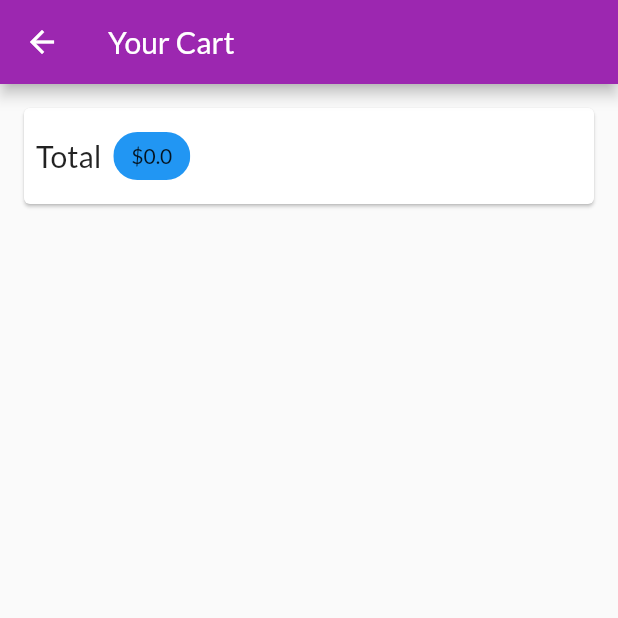
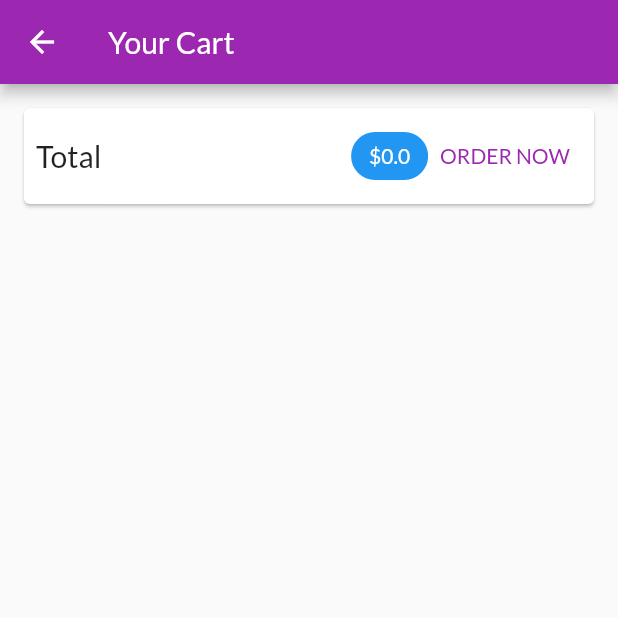
Before and after one commit to ImrulEmon/Bazaar, a Flutter app: the CartScreen screen opened by its route, on a phone screen of 412 x 824 dp, the top half of it. Run offline on Flutter 3.47's test engine with Material 2 defaults, Android fonts, the phone set to English and light mode, and no system bars; network calls fail.

Commit message:
Cart Item list

```diff
--- a/lib/main.dart
+++ b/lib/main.dart
@@ -35,7 +35,7 @@ class MyApp extends StatelessWidget {
         home: const ProductOverviewScreen(),
         routes: {
           ProductDetailScreen.routeName: (ctx) => const ProductDetailScreen(),
-          CartScreen.routeName: (ctx) => CartScreen(),
+          CartScreen.routeName: (ctx) => const CartScreen(),
         },
       ),
     );
--- a/lib/screens/cart_screen.dart
+++ b/lib/screens/cart_screen.dart
@@ -2,6 +2,7 @@ import 'package:flutter/material.dart';
 import 'package:provider/provider.dart';
 
 import '../providers/cart.dart';
+import '../widgets/cart_item_widget.dart';
 
 class CartScreen extends StatelessWidget {
   static const routeName = '/cart';
@@ -21,20 +22,47 @@ class CartScreen extends StatelessWidget {
             child: Padding(
               padding: EdgeInsets.all(8),
               child: Row(
+                mainAxisAlignment: MainAxisAlignment.spaceBetween,
                 children: [
                   const Text(
                     'Total',
                     style: TextStyle(fontSize: 20),
                   ),
-                  SizedBox(width: 8),
+                  const SizedBox(width: 8),
+                  const Spacer(),
                   Chip(
-                    label: Text('\$${cart.totalAmount}'),
+                    label: Text(
+                      '\$${cart.totalAmount}',
+                      style: TextStyle(
+                          color: Theme.of(context)
+                              .primaryTextTheme
+                              .titleSmall
+                              .color),
+                    ),
                     backgroundColor: Theme.of(context).primaryColor,
+                  ),
+                  TextButton(
+                    onPressed: () {},
+                    child: Text('ORDER NOW'),
                   )
                 ],
               ),
             ),
           ),
+          const SizedBox(
+            height: 16,
+          ),
+          Expanded(
+            child: ListView.builder(
+              itemCount: cart.items.length,
+              itemBuilder: (ctx, i) => CartItemWidget(
+                id: cart.items.values.toList()[i].id,
+                price: cart.items.values.toList()[i].price,
+                quantity: cart.items.values.toList()[i].quantity,
+                title: cart.items.values.toList()[i].title,
+              ),
+            ),
+          )
         ],
       ),
     );
```
Also changed, not shown: lib/widgets/cart_item_widget.dart (added, +33 -0 lines).
